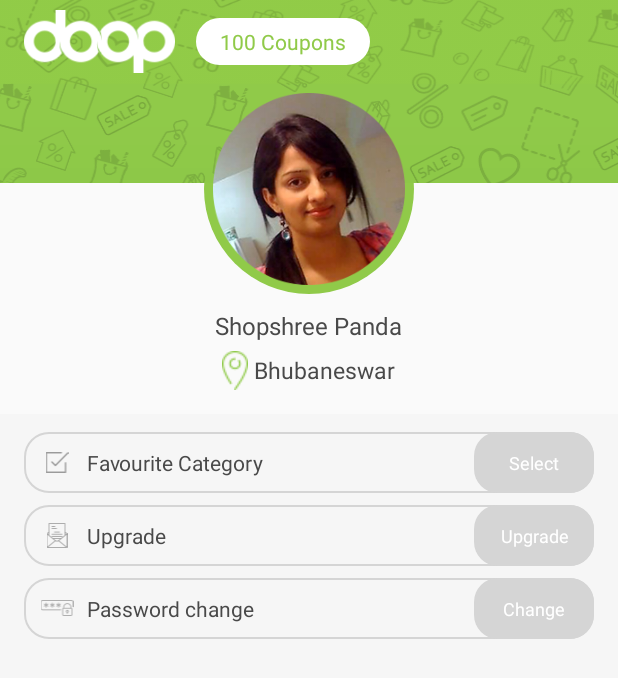
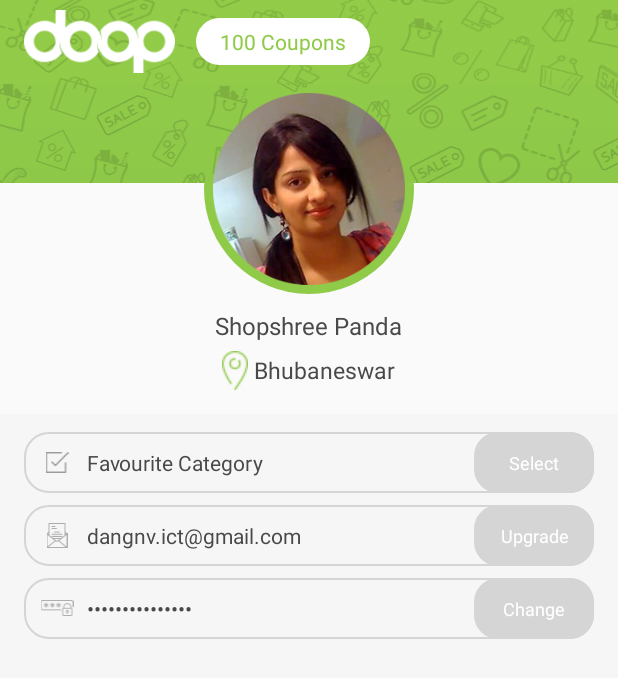
Before and after one commit to hungnguyenthanh/godfather, an Android app: the UserDashboardActivity screen opened directly, with no data from a screen before it, on a phone screen of 412 x 824 dp. Shown: the top 678 px of the screen. Run offline under Robolectric (Android 15) with nearby library versions, the phone set to English and light mode, and no system bars; libraries missing offline, so code that uses them is left out: com.transitionseverywhere.

Commit message:
update user dashboard

```diff
--- a/app/build.gradle
+++ b/app/build.gradle
@@ -33,4 +33,6 @@ dependencies {
     compile 'com.android.support:support-v4:23.2.1'
     compile 'com.squareup.picasso:picasso:2.5.2'
     compile 'com.facebook.android:facebook-android-sdk:[4,5)'
+    compile "com.andkulikov:transitionseverywhere:1.6.3"
+
 }
--- a/app/src/main/java/com/snapsofts/doopapp/ui/activity/UserDashboardActivity.java
+++ b/app/src/main/java/com/snapsofts/doopapp/ui/activity/UserDashboardActivity.java
@@ -1,34 +1,40 @@
 package com.snapsofts.doopapp.ui.activity;
 
+import android.animation.LayoutTransition;
+import android.graphics.Color;
 import android.os.Bundle;
 import android.support.annotation.Nullable;
-import android.support.v7.app.AppCompatActivity;
+import android.text.InputType;
+import android.view.LayoutInflater;
 import android.view.View;
+import android.view.ViewGroup;
+import android.widget.BaseAdapter;
+import android.widget.CheckBox;
+import android.widget.EditText;
+import android.widget.ImageView;
 import android.widget.LinearLayout;
+import android.widget.ListView;
 import android.widget.TextView;
 
 import com.snapsofts.doopapp.R;
+import com.transitionseverywhere.TransitionManager;
+import com.transitionseverywhere.TransitionUtils;
 
 import org.w3c.dom.Text;
-
-import butterknife.Bind;
-import butterknife.OnClick;
 
 /**
  * Created by dangnv on 4/21/16.
  */
-public class UserDashboardActivity extends BaseActivity {
-    @Bind(R.id.changeCategoryLayout)
-    private LinearLayout changeCategoryLayout;
+public class UserDashboardActivity extends BaseActivity implements View.OnClickListener {
+    LinearLayout changeCategoryLayout;
+    TextView btnUpdateCategory;
+    TextView btnUpgradeEmail;
+    TextView btnChangePassword;
 
-    @Bind(R.id.tvUpdateCategory)
-    private TextView tvUpdateCategory;
+    private EditText edtEmail;
+    private EditText edtPassword;
 
-    @Bind(R.id.tvUpgradeEmail)
-    private TextView tvUpgradeEmail;
-
-    @Bind(R.id.tvChangePassword)
-    private TextView tvChangePassword;
+    private ListView listView;
 
     @Override
     protected void onCreate(@Nullable Bundle savedInstanceState) {
@@ -36,22 +42,113 @@ public class UserDashboardActivity extends BaseActivity {
         setContentView(R.layout.activity_user_dashboard);
 
         btnDashboard.setVisibility(View.GONE);
+
+        changeCategoryLayout = (LinearLayout) findViewById(R.id.changeCategoryLayout);
+
+        btnUpdateCategory = (TextView) findViewById(R.id.tvUpdateCategory);
+        btnUpdateCategory.setOnClickListener(this);
+
+        btnChangePassword = (TextView) findViewById(R.id.tvChangePassword);
+        btnChangePassword.setOnClickListener(this);
+
+        btnUpgradeEmail = (TextView) findViewById(R.id.tvUpgradeEmail);
+        btnUpgradeEmail.setOnClickListener(this);
+
+        edtEmail = (EditText) findViewById(R.id.edtUpgradeEmail);
+        edtPassword = (EditText) findViewById(R.id.edtChangePassword);
+
+        listView = (ListView) findViewById(R.id.listCategory);
+        listView.setDividerHeight(0);
+
+        setupAnimation();
     }
 
-    @OnClick(R.id.tvUpdateCategory)
-    private void updateCategoryClick() {
+    private void setupAnimation() {
 
+        LayoutTransition layoutTransition = changeCategoryLayout.getLayoutTransition();
+        layoutTransition.enableTransitionType(LayoutTransition.CHANGING);
+        layoutTransition = ((ViewGroup) changeCategoryLayout.getParent()).getLayoutTransition();
+        layoutTransition.enableTransitionType(LayoutTransition.CHANGING);
     }
 
-    @OnClick(R.id.tvUpgradeEmail)
-    private void upgradeEmailClick() {
+    @Override
+    public void onClick(View view) {
+        if (view == btnUpdateCategory) {
+            if (btnUpdateCategory.isSelected()) {
+                btnUpdateCategory.setSelected(false);
+                btnUpdateCategory.setText(getString(R.string.select));
+                changeCategoryLayout.setSelected(false);
 
+                LinearLayout.LayoutParams layoutParams = new LinearLayout.LayoutParams(ViewGroup.LayoutParams.MATCH_PARENT, ViewGroup.LayoutParams.WRAP_CONTENT);
+                changeCategoryLayout.setLayoutParams(layoutParams);
+                listView.setAdapter(null);
+            } else {
+                btnUpdateCategory.setSelected(true);
+                btnUpdateCategory.setText(getString(R.string.save));
+                changeCategoryLayout.setSelected(true);
+
+                LinearLayout.LayoutParams layoutParams = new LinearLayout.LayoutParams(ViewGroup.LayoutParams.MATCH_PARENT, 0);
+                layoutParams.weight = 1;
+                changeCategoryLayout.setLayoutParams(layoutParams);
+
+                listView.setAdapter(new CategoryAdapter());
+            }
+
+        } else if (view == btnUpgradeEmail) {
+            btnUpgradeEmail.setSelected(!btnUpgradeEmail.isSelected());
+            edtEmail.setEnabled(btnUpgradeEmail.isSelected());
+            if (btnUpgradeEmail.isSelected()) {
+                edtEmail.requestFocus();
+                edtEmail.setSelection(edtEmail.getText().length());
+            } else {
+
+            }
+        } else if (view == btnChangePassword) {
+            btnChangePassword.setSelected(!btnChangePassword.isSelected());
+            edtPassword.setEnabled(btnChangePassword.isSelected());
+            if (btnChangePassword.isSelected()) {
+                edtPassword.setText("");
+                edtPassword.setInputType(InputType.TYPE_CLASS_TEXT | InputType.TYPE_TEXT_VARIATION_PASSWORD);
+                edtPassword.requestFocus();
+            } else {
+                edtPassword.setText(getString(R.string.password_change));
+                edtPassword.setInputType(InputType.TYPE_CLASS_TEXT);
+            }
+        }
     }
 
-    @OnClick(R.id.tvChangePassword)
-    private void changePasswordClick() {
+    class CategoryAdapter extends BaseAdapter {
+        @Override
+        public int getCount() {
+            return 10;
+        }
 
+        @Override
+        public Object getItem(int i) {
+            return null;
+        }
+
+        @Override
+        public long getItemId(int i) {
+            return 0;
+        }
+
+        @Override
+        public View getView(int i, View view, ViewGroup viewGroup) {
+            if (view == null) {
+                view = LayoutInflater.from(UserDashboardActivity.this).inflate(R.layout.item_category_dashboard, null);
+            }
+
+            view.setOnClickListener(new View.OnClickListener() {
+                @Override
+                public void onClick(View view) {
+                    View iconSelect = view.findViewById(R.id.iconSelect);
+                    view.setSelected(!view.isSelected());
+                    iconSelect.setSelected(view.isSelected());
+                }
+            });
+
+            return view;
+        }
     }
-
-
 }
--- a/app/src/main/res/drawable/icon_select_selector.xml
+++ b/app/src/main/res/drawable/icon_select_selector.xml
@@ -1,5 +1,5 @@
 <?xml version="1.0" encoding="utf-8"?>
 <selector xmlns:android="http://schemas.android.com/apk/res/android">
+    <item android:drawable="@drawable/icon_select_on" android:state_selected="true"></item>
     <item android:drawable="@drawable/icon_select"></item>
-    <item android:drawable="@drawable/icon_select_on" android:state_checked="true"></item>
 </selector>
--- a/app/src/main/res/drawable/rounded_box_gray_transparent.xml
+++ b/app/src/main/res/drawable/rounded_box_gray_transparent.xml
@@ -1,5 +1,12 @@
 <?xml version="1.0" encoding="utf-8"?>
 <selector xmlns:android="http://schemas.android.com/apk/res/android">
+    <item android:state_selected="true">
+        <shape android:shape="rectangle">
+            <corners android:radius="16dp" />
+            <solid android:color="#ffffff" />
+            <stroke android:width="1dp" android:color="#d5d5d5" />
+        </shape>
+    </item>
     <item>
         <shape android:shape="rectangle">
             <corners android:radius="16dp" />
--- a/app/src/main/res/drawable/rounded_box_green.xml
+++ b/app/src/main/res/drawable/rounded_box_green.xml
@@ -1,6 +1,6 @@
 <?xml version="1.0" encoding="utf-8"?>
 <selector xmlns:android="http://schemas.android.com/apk/res/android">
-    <item android:state_checked="true">
+    <item android:state_selected="true">
         <shape android:shape="rectangle">
             <corners android:radius="16dp" />
             <solid android:color="@color/text_color_green" />
--- a/app/src/main/res/layout/activity_user_dashboard.xml
+++ b/app/src/main/res/layout/activity_user_dashboard.xml
@@ -72,6 +72,7 @@
         android:layout_height="0dp"
         android:layout_marginTop="16dp"
         android:layout_weight="1"
+        android:animateLayoutChanges="true"
         android:background="#f6f6f6"
         android:orientation="vertical"
         android:paddingLeft="16dp"
@@ -82,6 +83,7 @@
             android:id="@+id/changeCategoryLayout"
             android:layout_width="match_parent"
             android:layout_height="wrap_content"
+            android:animateLayoutChanges="true"
             android:background="@drawable/rounded_box_gray_transparent"
             android:orientation="vertical">
 
@@ -102,6 +104,7 @@
                     android:layout_height="wrap_content"
                     android:layout_marginLeft="6dp"
                     android:layout_weight="1"
+                    android:background="@android:color/transparent"
                     android:text="@string/favourite_category"
                     android:textColor="#494949"
                     android:textSize="14sp" />
@@ -124,7 +127,9 @@
                 android:id="@+id/listCategory"
                 android:layout_width="match_parent"
                 android:layout_height="0dp"
-                android:layout_weight="1"></ListView>
+                android:layout_weight="1"
+                android:paddingLeft="16dp"
+                android:paddingRight="6dp"></ListView>
         </LinearLayout>
 
         <LinearLayout
@@ -140,12 +145,15 @@
                 android:layout_marginLeft="8dp"
                 android:src="@drawable/icon_email_gray" />
 
-            <TextView
+            <EditText
+                android:id="@+id/edtUpgradeEmail"
                 android:layout_width="0dp"
                 android:layout_height="wrap_content"
                 android:layout_marginLeft="6dp"
                 android:layout_weight="1"
-                android:text="@string/upgrade"
+                android:background="@android:color/transparent"
+                android:enabled="false"
+                android:text="dangnv.ict@gmail.com"
                 android:textColor="#494949"
                 android:textSize="14sp" />
 
@@ -165,6 +173,7 @@
         <LinearLayout
             android:layout_width="match_parent"
             android:layout_height="wrap_content"
+            android:layout_marginBottom="8dp"
             android:layout_marginTop="8dp"
             android:background="@drawable/rounded_box_gray_transparent"
             android:gravity="center_vertical">
@@ -175,11 +184,15 @@
                 android:layout_marginLeft="8dp"
                 android:src="@drawable/icon_password" />
 
-            <TextView
+            <EditText
+                android:id="@+id/edtChangePassword"
                 android:layout_width="0dp"
                 android:layout_height="wrap_content"
                 android:layout_marginLeft="6dp"
                 android:layout_weight="1"
+                android:background="@android:color/transparent"
+                android:enabled="false"
+                android:inputType="textPassword"
                 android:text="@string/password_change"
                 android:textColor="#494949"
                 android:textSize="14sp" />
--- a/app/src/main/res/layout/item_category_dashboard.xml
+++ b/app/src/main/res/layout/item_category_dashboard.xml
@@ -6,7 +6,8 @@
     android:orientation="horizontal">
 
     <ImageView
-        android:layout_width="20dp"
+        android:id="@+id/iconSelect"
+        android:layout_width="14dp"
         android:layout_height="wrap_content"
         android:src="@drawable/icon_select_selector" />
 
--- a/app/src/main/res/values/strings.xml
+++ b/app/src/main/res/values/strings.xml
@@ -12,4 +12,5 @@
     <string name="change">Change</string>
     <string name="favourite_category">Favourite Category</string>
     <string name="password_change">Password change</string>
+    <string name="save">Save</string>
 </resources>
```
